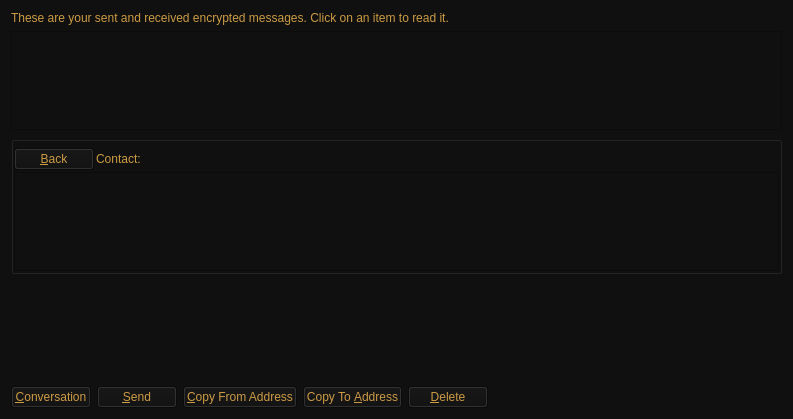
Qt form src/qt/forms/messagepage.ui (CryptoCoderz/DigitalNote) before a commit.
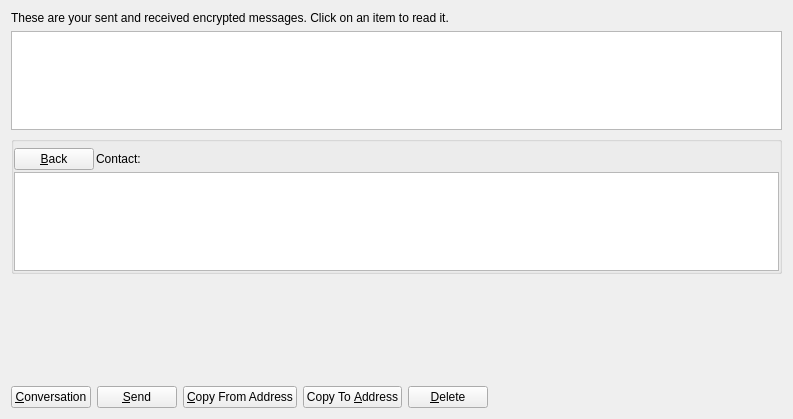
The same form after that commit. Icons and pictures are not drawn. Custom widgets are drawn as their Qt base class.

What changed in the file:
```diff
--- a/src/qt/forms/messagepage.ui
+++ b/src/qt/forms/messagepage.ui
@@ -14,8 +14,7 @@
    <string>Address Book</string>
   </property>
   <property name="styleSheet">
-   <string notr="true">color: rgb(204, 155, 68);
-background-color: rgb(16, 16, 16);</string>
+   <string notr="true"/>
   </property>
   <layout class="QVBoxLayout" name="verticalLayout_2">
    <item>
```
